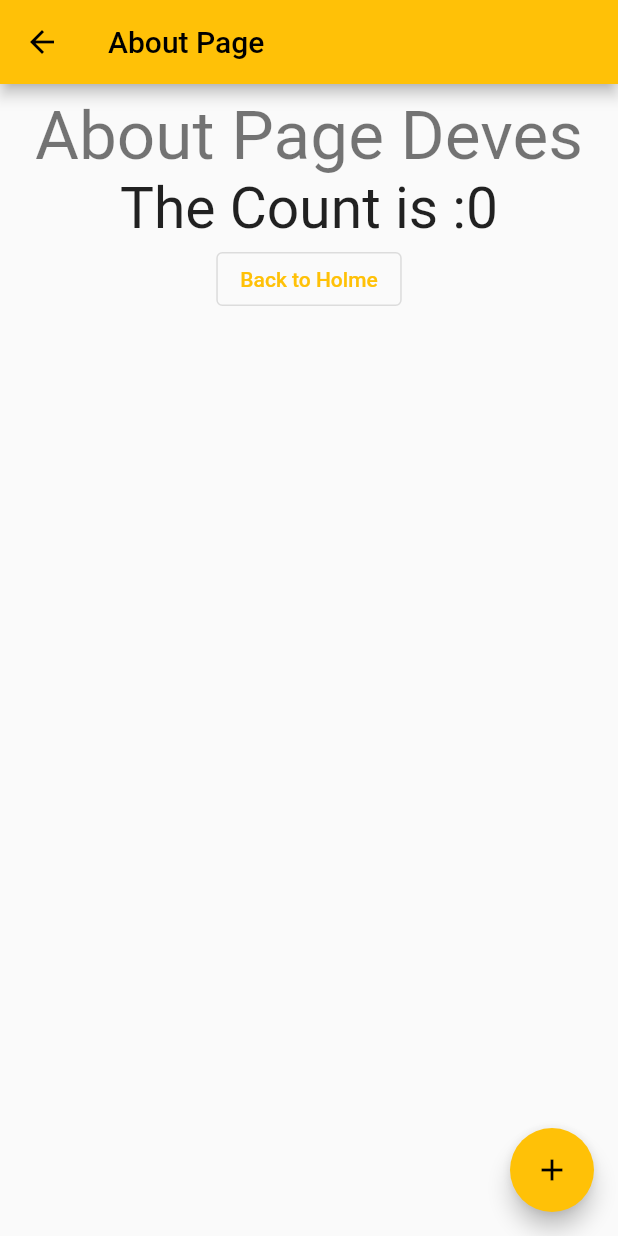
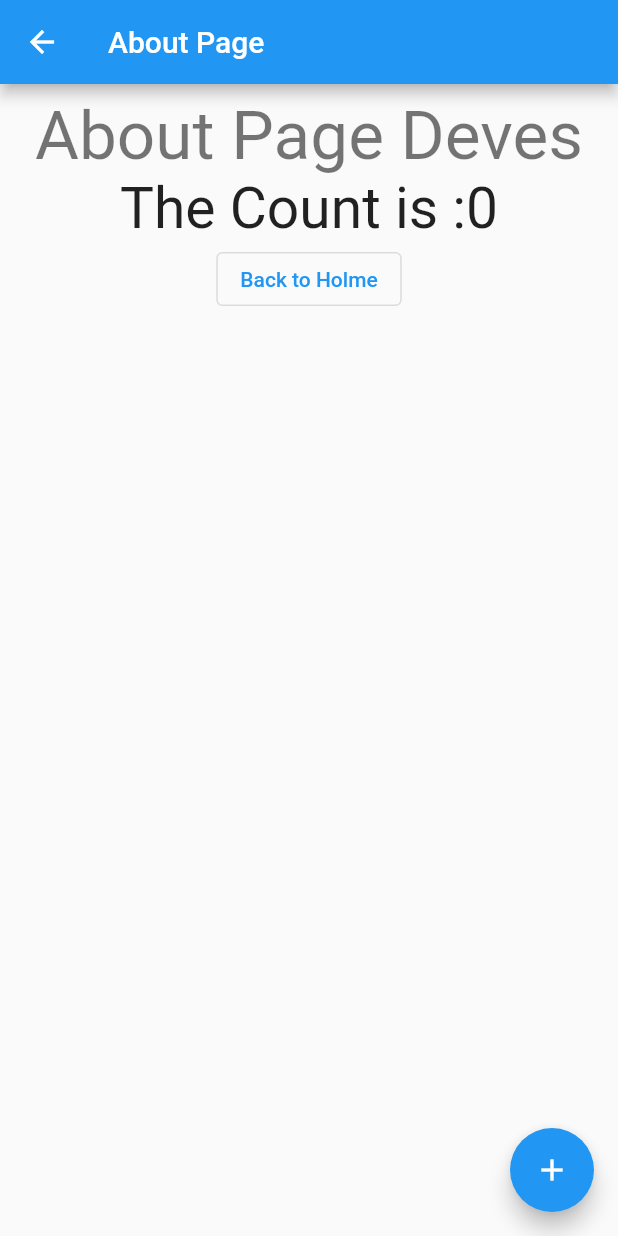
Before and after one commit to piumal96/Api_Testing, a Flutter app: the screen it shows after launch, after a tap on "About", on a phone screen of 412 x 824 dp. Run offline on Flutter 3.47's test engine with Material 2 defaults, Android fonts, the phone set to English and light mode, and no system bars; our stand-ins replace google_fonts; Roboto replaces fonts that are missing (Chilanka).

Commit message:
adde dark mode

```diff
--- a/lib/main.dart
+++ b/lib/main.dart
@@ -1,27 +1,44 @@
 import 'package:flutter/material.dart';
 import 'package:testapp/pages/home.dart';
 import 'package:testapp/routes.dart';
+import 'package:testapp/theme.dart';
 
 void main() {
   runApp(const MyApp());
 }
 
-class MyApp extends StatelessWidget {
+class MyApp extends StatefulWidget {
   const MyApp({Key? key}) : super(key: key);
 
+  @override
+  State<MyApp> createState() => _MyAppState();
+}
+
+class _MyAppState extends State<MyApp> {
+  bool isDark = false;
+
+  void toggleDarkMode( bool newState){
+    setState((){
+      isDark=newState;
+    });
+  }
   // This widget is the root of your application.
   @override
   Widget build(BuildContext context) {
     return MaterialApp(
       debugShowCheckedModeBanner: false,
       title: 'Flutter Demo',
-      theme: ThemeData(
-
-        primarySwatch: Colors.amber,
-
-      ),
-      initialRoute: Home.routename,
-      routes: routes,
+      theme: MyTheme.lighttheme,
+      darkTheme: MyTheme.darkTheme,
+      themeMode: isDark? ThemeMode.dark:ThemeMode.light,
+      // theme: ThemeData(
+      //
+      //   primarySwatch: Colors.amber,
+      //
+      // ),
+      // initialRoute: Home.routename,
+       routes: routes,
+      home: Home(isDark: isDark,toggleDarkMode: toggleDarkMode,),
     );
   }
 }
--- a/lib/pages/about.dart
+++ b/lib/pages/about.dart
@@ -24,7 +24,14 @@ class _AboutState extends State<About> {
       count++;
     });
   }
+  @override
+  void initState(){
+    super.initState();
+  }
 
+  void dispose(){
+    super.dispose();
+  }
   @override
   Widget build(BuildContext context) {
     final AboutArgument args =
--- a/lib/pages/home.dart
+++ b/lib/pages/home.dart
@@ -2,29 +2,39 @@ import 'package:flutter/material.dart';
 import 'package:testapp/pages/about.dart';
 
 class Home extends StatelessWidget {
-  const Home({Key? key}) : super(key: key);
-  static const routename="/home";
+  final Function(bool)? toggleDarkMode;
+  final bool? isDark;
+
+  const Home({Key? key, this.toggleDarkMode,this.isDark}) : super(key: key);
+  static const routename = "/home";
 
   @override
   Widget build(BuildContext context) {
     return Scaffold(
-
       appBar: AppBar(
-
         title: Text("Api Test App"),
-
+        actions: [
+          Switch(value: isDark?? false, onChanged: toggleDarkMode)
+        ],
       ),
       body: Center(
         child: Column(
           mainAxisAlignment: MainAxisAlignment.center,
-
           children: [
-            SizedBox(width: double.infinity,),
-            Text("Hello  Rocutes",style: TextStyle(fontSize: 17),),
+            SizedBox(
+              width: double.infinity,
+            ),
+            Text(
+              "Hello  Rocutes",
+              style: TextStyle(fontSize: 17),
+            ),
             Text("Welcome to our live show"),
-            ElevatedButton(onPressed: (){
-              Navigator.of(context).pushNamed(About.routeName,arguments: AboutArgument(name: "Deves"));
-            }, child: Text("About")),
+            ElevatedButton(
+                onPressed: () {
+                  Navigator.of(context).pushNamed(About.routeName,
+                      arguments: AboutArgument(name: "Deves"));
+                },
+                child: Text("About")),
           ],
         ),
       ),
```
